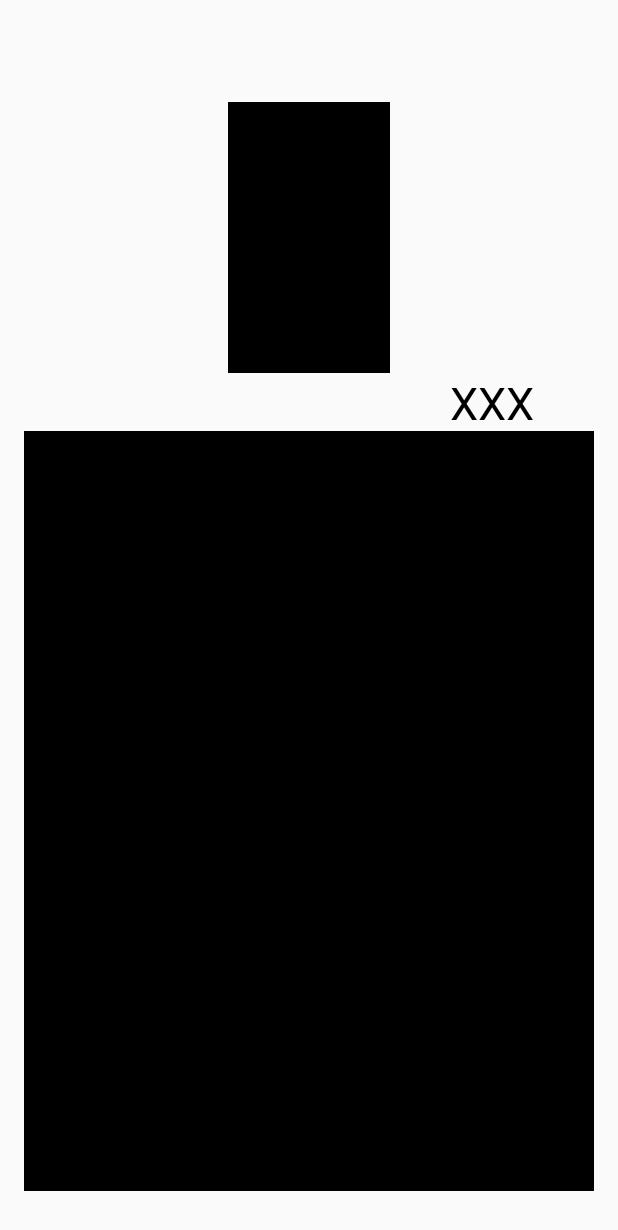
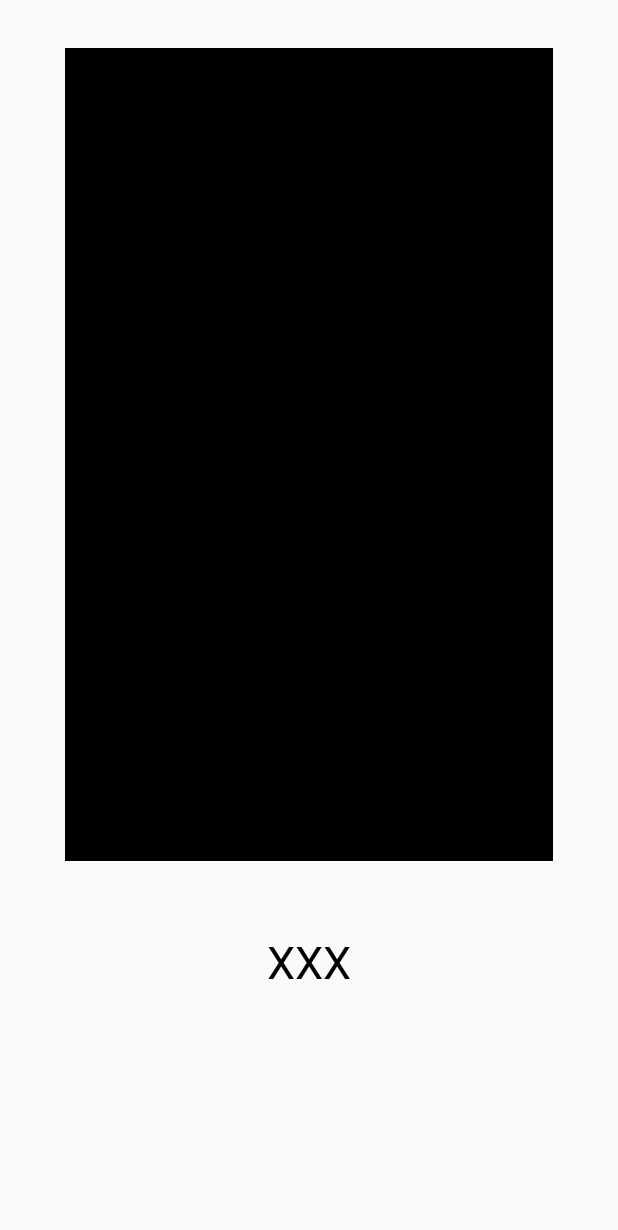
Before and after one commit to saldanhandre/ciphra, an Android app: the ImageDisplayActivity screen opened directly, with no data from a screen before it, on a phone screen of 412 x 824 dp. Shown: the top 1230 px of the screen. Run offline under Robolectric (Android 15) with nearby library versions, the phone set to English and light mode, and no system bars; libraries missing offline, so code that uses them is left out: org.opencv.android, org.opencv.core, org.opencv.imgproc; 1 statement that could not run was skipped.

Commit message:
Tried changing history list to recycler view so that it's possible to drag the items. Failed.

```diff
--- a/app/build.gradle
+++ b/app/build.gradle
@@ -44,8 +44,9 @@ dependencies {
     implementation 'androidx.constraintlayout:constraintlayout:2.1.4'
     implementation 'androidx.lifecycle:lifecycle-livedata-ktx:2.7.0'
     implementation 'androidx.lifecycle:lifecycle-viewmodel-ktx:2.7.0'
-    implementation 'androidx.navigation:navigation-fragment:2.7.6'
-    implementation 'androidx.navigation:navigation-ui:2.7.6'
+    implementation 'androidx.navigation:navigation-fragment:2.7.7'
+    implementation 'androidx.navigation:navigation-ui:2.7.7'
+    implementation 'androidx.recyclerview:recyclerview:1.3.2'
     implementation project(path: ':OpenCVsdk')
     testImplementation 'junit:junit:4.13.2'
     androidTestImplementation 'androidx.test.ext:junit:1.1.5'
--- a/app/src/main/java/com/example/uidesign_cistercian/ImageDisplayActivity.java
+++ b/app/src/main/java/com/example/uidesign_cistercian/ImageDisplayActivity.java
@@ -336,8 +336,8 @@ public class ImageDisplayActivity extends AppCompatActivity {
             Bitmap bitmapImage = Bitmap.createBitmap(rotatedImage.cols(), rotatedImage.rows(), Bitmap.Config.ARGB_8888);
             Utils.matToBitmap(rotatedImage, bitmapImage);
 
-            ImageView imageView = findViewById(R.id.image_display_view_provisorio);
-            imageView.setImageBitmap(bitmapImage);
+            //ImageView imageView = findViewById(R.id.image_display_view_provisorio);
+            //imageView.setImageBitmap(bitmapImage);
 
             arabicResults.add(numberResult);
             updateResultsDisplay();
--- a/app/src/main/res/layout/activity_history.xml
+++ b/app/src/main/res/layout/activity_history.xml
@@ -29,4 +29,5 @@
         app:layout_constraintStart_toStartOf="parent"
         app:layout_constraintEnd_toEndOf="parent" />
 
+
 </androidx.constraintlayout.widget.ConstraintLayout>
--- a/app/src/main/res/layout/activity_image_display.xml
+++ b/app/src/main/res/layout/activity_image_display.xml
@@ -30,7 +30,7 @@
             app:layout_constraintStart_toStartOf="parent"
             app:layout_constraintTop_toTopOf="parent"
             app:layout_constraintVertical_bias="0.1"
-            app:layout_constraintWidth_percent=".3">
+            app:layout_constraintWidth_percent=".9">
 
             <ImageView
                 android:id="@+id/image_display_view"
@@ -52,14 +52,15 @@
             android:textSize="30sp"
             app:layout_constraintBottom_toBottomOf="parent"
             app:layout_constraintEnd_toEndOf="parent"
-            app:layout_constraintHorizontal_bias="0.9"
+            app:layout_constraintHorizontal_bias="0.501"
             app:layout_constraintStart_toStartOf="parent"
             app:layout_constraintTop_toTopOf="parent"
-            app:layout_constraintVertical_bias="0.358" />
+            app:layout_constraintVertical_bias="0.936" />
 
     </androidx.constraintlayout.widget.ConstraintLayout>
 
 
+    <!--
     <ImageView
         android:id="@+id/image_display_view_provisorio"
         android:layout_width="0dp"
@@ -72,6 +73,7 @@
         app:layout_constraintTop_toTopOf="parent"
         app:layout_constraintVertical_bias="0.95"
         app:layout_constraintWidth_percent="1" />
+        -->
 
 
 </androidx.constraintlayout.widget.ConstraintLayout>
```
